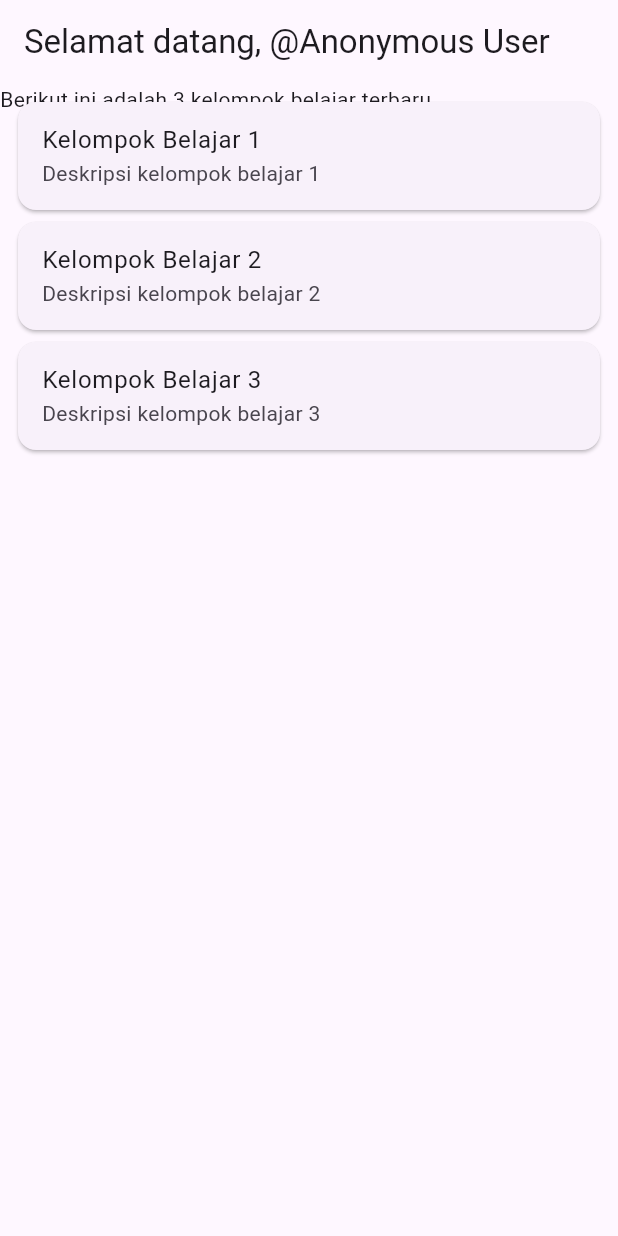
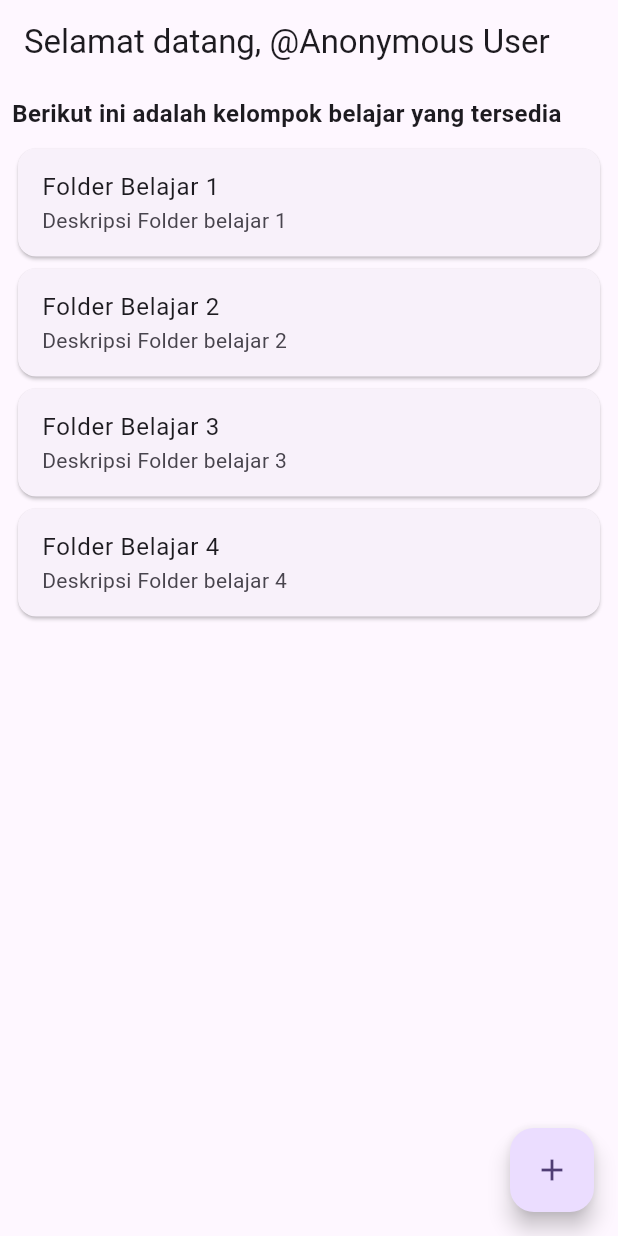
Before and after one commit to azureeeeeeeeeeee/StudySync, a Flutter app: the HomePage screen opened directly, on a phone screen of 412 x 824 dp. Run offline on Flutter 3.47's test engine with Material 3 defaults, Android fonts, the phone set to English and light mode, and no system bars.

Commit message:
feat: add modal for add folder

```diff
--- a/mobile/lib/constants.dart
+++ b/mobile/lib/constants.dart
@@ -1 +1 @@
-const String BASE_URL = "https://1602-36-85-37-208.ngrok-free.app";
+const String BASE_URL = "https://5d1253bd6b67.ngrok-free.app";
--- /dev/null
+++ b/mobile/lib/data/class.dart
@@ -0,0 +1,7 @@
+class Room {
+  final int id;
+  final String title;
+  final String description;
+
+  Room({required this.id, required this.title, required this.description});
+}
--- a/mobile/lib/screens/home_screen.dart
+++ b/mobile/lib/screens/home_screen.dart
@@ -1,4 +1,5 @@
 import 'package:flutter/material.dart';
+import 'package:mobile/data/class.dart';
 import 'package:mobile/data/notifiers.dart';
 
 class HomePage extends StatefulWidget {
@@ -9,6 +10,77 @@ class HomePage extends StatefulWidget {
 }
 
 class HomePageState extends State<HomePage> {
+  List<Room> rooms = [
+    Room(
+      id: 1,
+      title: 'Folder Belajar 1',
+      description: 'Deskripsi Folder belajar 1',
+    ),
+    Room(
+      id: 2,
+      title: 'Folder Belajar 2',
+      description: 'Deskripsi Folder belajar 2',
+    ),
+    Room(
+      id: 3,
+      title: 'Folder Belajar 3',
+      description: 'Deskripsi Folder belajar 3',
+    ),
+    Room(
+      id: 4,
+      title: 'Folder Belajar 4',
+      description: 'Deskripsi Folder belajar 4',
+    ),
+  ];
+
+  void _showAddRoomDialog() {
+    final titleController = TextEditingController();
+    final descriptionController = TextEditingController();
+
+    showDialog(
+      context: context,
+      builder: (context) {
+        return AlertDialog(
+          title: Text('Tambah Kelompok Belajar'),
+          content: Column(
+            mainAxisSize: MainAxisSize.min,
+            children: [
+              TextField(
+                controller: titleController,
+                decoration: InputDecoration(labelText: 'Judul'),
+              ),
+              TextField(
+                controller: descriptionController,
+                decoration: InputDecoration(labelText: 'Deskripsi'),
+              ),
+            ],
+          ),
+          actions: [
+            TextButton(
+              onPressed: () => Navigator.pop(context),
+              child: Text('Batal'),
+            ),
+            ElevatedButton(
+              onPressed: () {
+                setState(() {
+                  rooms.add(
+                    Room(
+                      id: rooms.length + 1,
+                      title: titleController.text,
+                      description: descriptionController.text,
+                    ),
+                  );
+                });
+                Navigator.pop(context);
+              },
+              child: Text('Tambah'),
+            ),
+          ],
+        );
+      },
+    );
+  }
+
   @override
   Widget build(BuildContext context) {
     return Scaffold(
@@ -16,46 +88,38 @@ class HomePageState extends State<HomePage> {
         title: Text('Selamat datang, @${usernameNotifier.value}'),
         automaticallyImplyLeading: false,
       ),
-      body: Stack(
+      body: Padding(
+        padding: const EdgeInsets.all(8.0),
+        child: Column(
+          crossAxisAlignment: CrossAxisAlignment.start,
           children: [
-          Stack(
-            children: [
-              Text('Berikut ini adalah 3 kelompok belajar terbaru'),
-              ListView(
-                padding: const EdgeInsets.all(8.0),
-                children: [
-                  Card(
+            Text(
+              'Berikut ini adalah kelompok belajar yang tersedia',
+              style: TextStyle(fontSize: 16, fontWeight: FontWeight.bold),
+            ),
+            const SizedBox(height: 8),
+            Expanded(
+              child: ListView.builder(
+                itemCount: rooms.length,
+                itemBuilder: (context, index) {
+                  final room = rooms[index];
+                  return Card(
                     child: ListTile(
-                      title: Text('Kelompok Belajar 1'),
-                      subtitle: Text('Deskripsi kelompok belajar 1'),
-                      onTap: () {
-                        // Aksi ketika kelompok belajar ditekan
-                      },
+                      title: Text(room.title),
+                      subtitle: Text(room.description),
+                      onTap: () {},
                     ),
-                  ),
-                  Card(
-                    child: ListTile(
-                      title: Text('Kelompok Belajar 2'),
-                      subtitle: Text('Deskripsi kelompok belajar 2'),
-                      onTap: () {
-                        // Aksi ketika kelompok belajar ditekan
-                      },
-                    ),
-                  ),
-                  Card(
-                    child: ListTile(
-                      title: Text('Kelompok Belajar 3'),
-                      subtitle: Text('Deskripsi kelompok belajar 3'),
-                      onTap: () {
-                        // Aksi ketika kelompok belajar ditekan
+                  );
                 },
               ),
             ),
           ],
         ),
-            ],
       ),
-        ],
+      floatingActionButton: FloatingActionButton(
+        onPressed: _showAddRoomDialog,
+        tooltip: 'Tambah Kelompok Belajar',
+        child: Icon(Icons.add),
       ),
     );
   }
```
Lines whose indentation alone changed are shown as unchanged.
